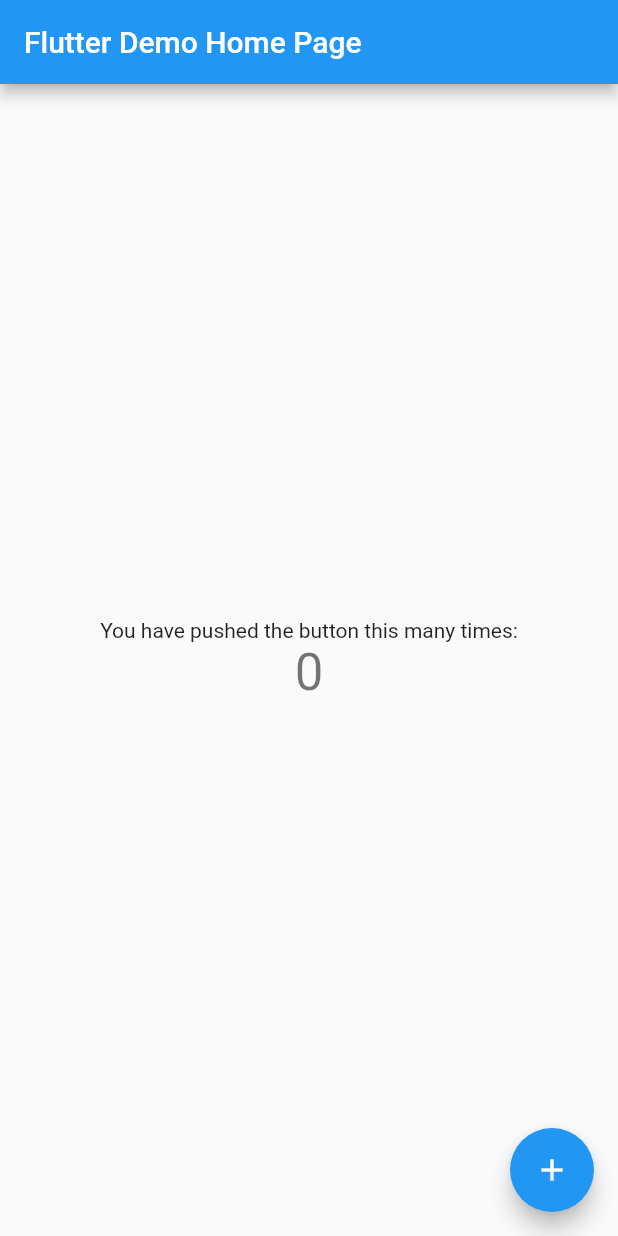
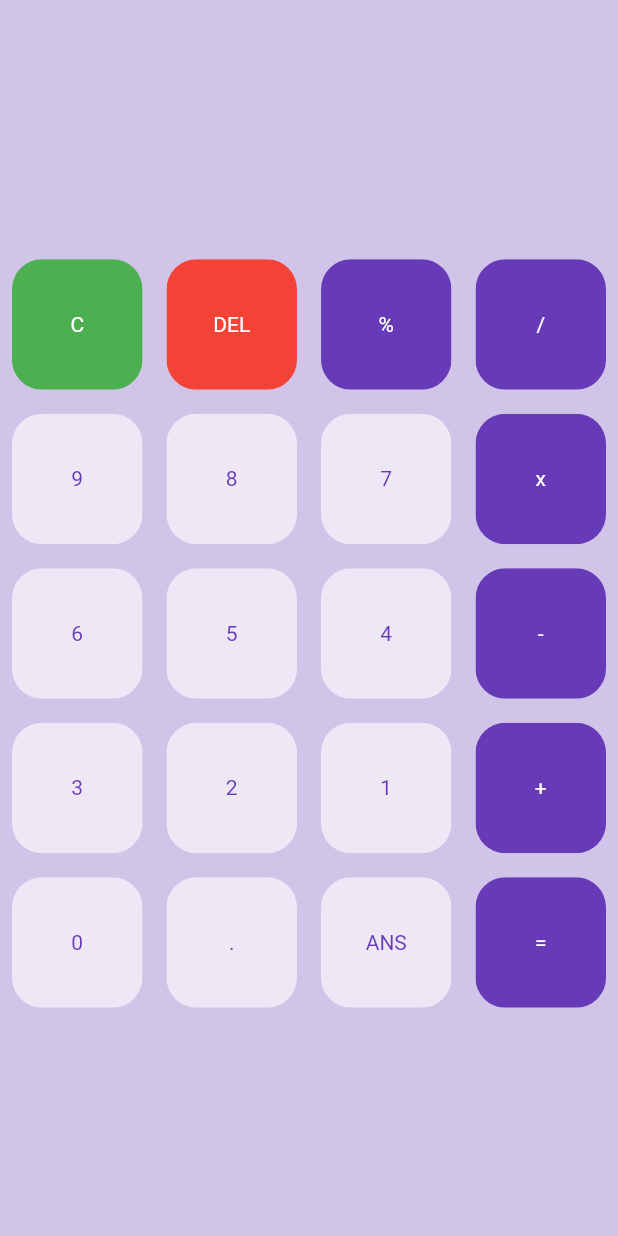
Before and after one commit to moslite/flutter_calculator, a Flutter app: the screen it shows after launch, on a phone screen of 412 x 824 dp. Run offline on Flutter 3.47's test engine with Material 2 defaults, Android fonts, the phone set to English and light mode, and no system bars.

Commit message:
UI finished

```diff
--- /dev/null
+++ b/lib/buttons.dart
@@ -0,0 +1,33 @@
+import 'package:flutter/material.dart';
+
+class MyButton extends StatelessWidget {
+  final color;
+  final textColor;
+  final String buttonText;
+
+  MyButton({
+    required this.color,
+    required this.textColor,
+    required this.buttonText,
+  });
+
+  @override
+  Widget build(BuildContext context) {
+    return Padding(
+      padding: const EdgeInsets.all(8.0),
+      child: ClipRRect(
+        borderRadius: BorderRadius.circular(20),
+        child: Container(
+          color: color,
+          child: Center(
+              child: Text(
+            buttonText,
+            style: TextStyle(
+              color: textColor,
+            ),
+          )),
+        ),
+      ),
+    );
+  }
+}
--- a/lib/main.dart
+++ b/lib/main.dart
@@ -1,115 +1,105 @@
+import 'package:calculator/buttons.dart';
 import 'package:flutter/material.dart';
 
-void main() {
-  runApp(const MyApp());
-}
+void main() => runApp(MyApp());
 
 class MyApp extends StatelessWidget {
-  const MyApp({Key? key}) : super(key: key);
-
-  // This widget is the root of your application.
   @override
   Widget build(BuildContext context) {
     return MaterialApp(
-      title: 'Flutter Demo',
-      theme: ThemeData(
-        // This is the theme of your application.
-        //
-        // Try running your application with "flutter run". You'll see the
-        // application has a blue toolbar. Then, without quitting the app, try
-        // changing the primarySwatch below to Colors.green and then invoke
-        // "hot reload" (press "r" in the console where you ran "flutter run",
-        // or simply save your changes to "hot reload" in a Flutter IDE).
-        // Notice that the counter didn't reset back to zero; the application
-        // is not restarted.
-        primarySwatch: Colors.blue,
-      ),
-      home: const MyHomePage(title: 'Flutter Demo Home Page'),
+      debugShowCheckedModeBanner: false,
+      home: HomePage(),
     );
   }
 }
 
-class MyHomePage extends StatefulWidget {
-  const MyHomePage({Key? key, required this.title}) : super(key: key);
-
-  // This widget is the home page of your application. It is stateful, meaning
-  // that it has a State object (defined below) that contains fields that affect
-  // how it looks.
-
-  // This class is the configuration for the state. It holds the values (in this
-  // case the title) provided by the parent (in this case the App widget) and
-  // used by the build method of the State. Fields in a Widget subclass are
-  // always marked "final".
-
-  final String title;
-
+class HomePage extends StatefulWidget {
   @override
-  State<MyHomePage> createState() => _MyHomePageState();
+  State<HomePage> createState() => _HomePageState();
 }
 
-class _MyHomePageState extends State<MyHomePage> {
-  int _counter = 0;
-
-  void _incrementCounter() {
-    setState(() {
-      // This call to setState tells the Flutter framework that something has
-      // changed in this State, which causes it to rerun the build method below
-      // so that the display can reflect the updated values. If we changed
-      // _counter without calling setState(), then the build method would not be
-      // called again, and so nothing would appear to happen.
-      _counter++;
-    });
-  }
+class _HomePageState extends State<HomePage> {
+  final List<String> buttons = [
+    'C',
+    'DEL',
+    '%',
+    '/',
+    '9',
+    '8',
+    '7',
+    'x',
+    '6',
+    '5',
+    '4',
+    '-',
+    '3',
+    '2',
+    '1',
+    '+',
+    '0',
+    '.',
+    'ANS',
+    '=',
+  ];
 
   @override
   Widget build(BuildContext context) {
-    // This method is rerun every time setState is called, for instance as done
-    // by the _incrementCounter method above.
-    //
-    // The Flutter framework has been optimized to make rerunning build methods
-    // fast, so that you can just rebuild anything that needs updating rather
-    // than having to individually change instances of widgets.
     return Scaffold(
-      appBar: AppBar(
-        // Here we take the value from the MyHomePage object that was created by
-        // the App.build method, and use it to set our appbar title.
-        title: Text(widget.title),
+      backgroundColor: Colors.deepPurple[100],
+      body: Column(
+        children: [
+          Expanded(
+            child: Container(),
+          ),
+          Expanded(
+            flex: 4,
+            child: Container(
+                child: GridView.builder(
+                    itemCount: buttons.length,
+                    gridDelegate:
+                        const SliverGridDelegateWithFixedCrossAxisCount(
+                      crossAxisCount: 4,
+                    ),
+                    itemBuilder: (context, index) {
+                      switch (index) {
+                        case 0:
+                          return MyButton(
+                            buttonText: buttons[index],
+                            color: Colors.green,
+                            textColor: Colors.white,
+                          );
+
+                        case 1:
+                          return MyButton(
+                            buttonText: buttons[index],
+                            color: Colors.red,
+                            textColor: Colors.white,
+                          );
+
+                        default:
+                          return MyButton(
+                            buttonText: buttons[index],
+                            color: isOperator(buttons[index])
+                                ? Colors.deepPurple
+                                : Colors.deepPurple[50],
+                            textColor: isOperator(buttons[index])
+                                ? Colors.white
+                                : Colors.deepPurple,
+                          );
+                      }
+                    })),
+          ),
+        ],
       ),
-      body: Center(
-        // Center is a layout widget. It takes a single child and positions it
-        // in the middle of the parent.
-        child: Column(
-          // Column is also a layout widget. It takes a list of children and
-          // arranges them vertically. By default, it sizes itself to fit its
-          // children horizontally, and tries to be as tall as its parent.
-          //
-          // Invoke "debug painting" (press "p" in the console, choose the
-          // "Toggle Debug Paint" action from the Flutter Inspector in Android
-          // Studio, or the "Toggle Debug Paint" command in Visual Studio Code)
-          // to see the wireframe for each widget.
-          //
-          // Column has various properties to control how it sizes itself and
-          // how it positions its children. Here we use mainAxisAlignment to
-          // center the children vertically; the main axis here is the vertical
-          // axis because Columns are vertical (the cross axis would be
-          // horizontal).
-          mainAxisAlignment: MainAxisAlignment.center,
-          children: <Widget>[
-            const Text(
-              'You have pushed the button this many times:',
-            ),
-            Text(
-              '$_counter',
-              style: Theme.of(context).textTheme.headline4,
-            ),
-          ],
-        ),
-      ),
-      floatingActionButton: FloatingActionButton(
-        onPressed: _incrementCounter,
-        tooltip: 'Increment',
-        child: const Icon(Icons.add),
-      ), // This trailing comma makes auto-formatting nicer for build methods.
     );
   }
+
+  bool isOperator(String value) {
+    return (value == '%' ||
+        value == '/' ||
+        value == 'x' ||
+        value == '-' ||
+        value == '+' ||
+        value == '=');
+  }
 }
```
Also changed, not shown: 1 other file.
